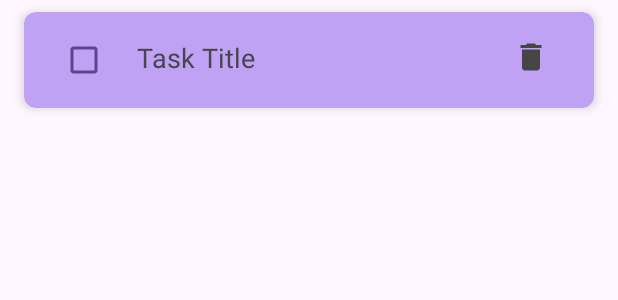
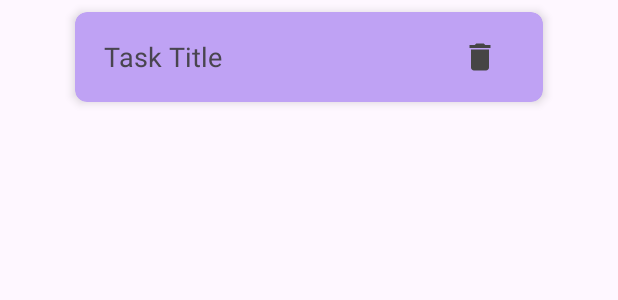
Before and after one commit to IrisLemeni/procrastiMATES, an Android app: the layout item_calendar_task.xml on its own in the app's theme, with its tools: preview values and no code run, on a phone screen of 412 x 824 dp. Shown: the top 300 px of the screen. Run offline under Robolectric (Android 15) with nearby library versions, the phone set to English and light mode, and no system bars.

```diff
--- a/app/src/main/res/layout/item_calendar_task.xml
+++ b/app/src/main/res/layout/item_calendar_task.xml
@@ -4,33 +4,22 @@
     xmlns:app="http://schemas.android.com/apk/res-auto"
     app:cardElevation="4dp"
     app:cardCornerRadius="8dp"
-    android:layout_marginHorizontal="16dp"
+    android:layout_marginHorizontal="50dp"
     android:layout_marginVertical="8dp"
     android:backgroundTint="#BFA2F4">
 
     <RelativeLayout
         android:layout_width="wrap_content"
         android:layout_height="wrap_content"
-        android:padding="8dp"
+        android:padding="8dp">
 
-        >
-
-        <CheckBox
-            android:id="@+id/todoCheckBox"
-            android:layout_width="wrap_content"
-            android:layout_height="wrap_content"
-            android:layout_alignParentStart="true"
-            android:layout_marginStart="8dp"
-            android:buttonTint="#5F418C" />
 
         <TextView
             android:id="@+id/taskTitle"
             android:layout_width="wrap_content"
             android:layout_height="wrap_content"
-            android:layout_alignBaseline="@id/todoCheckBox"
             android:layout_marginStart="11dp"
-            android:layout_marginEnd="60dp"
-            android:layout_toEndOf="@id/todoCheckBox"
+            android:layout_centerVertical="true"
             android:text="Task Title"
             android:textSize="18sp"
             />
```
Also changed, not shown: app/src/main/java/com/example/procrastimates/TaskAdapter.java (+16 -6 lines), app/src/main/java/com/example/procrastimates/TaskViewModel.java (+46 -2 lines), app/src/main/java/com/example/procrastimates/TodayTasksFragment.java (+13 -0 lines).
